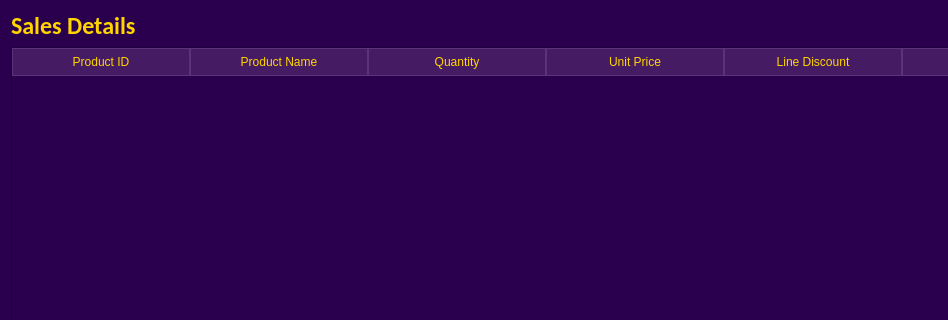
codenoobie25/ThunderCats, file UI/Transaction_expand.ui: the form before one commit; both pictures show x 0 to 948 and y 0 to 320 of the 1089 by 480 pixel window.
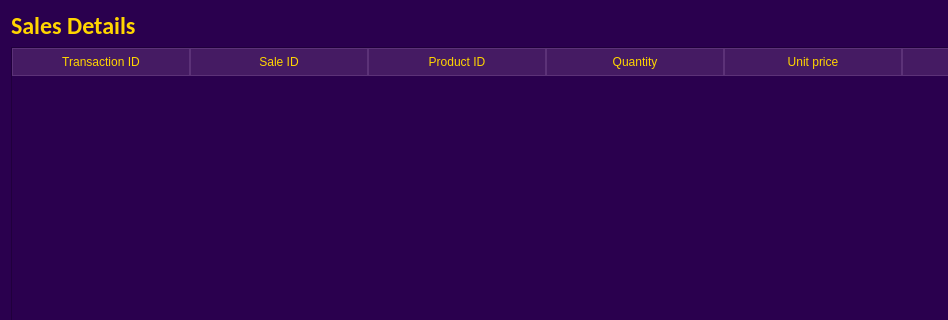
The form after the commit. Icons and pictures are not drawn.

The edit to the form file:
```diff
--- a/UI/Transaction_expand.ui
+++ b/UI/Transaction_expand.ui
@@ -538,16 +538,21 @@
      <attribute name="verticalHeaderVisible">
       <bool>false</bool>
      </attribute>
+     <column>
+      <property name="text">
+       <string>Transaction ID</string>
+      </property>
+     </column>
+     <column>
+      <property name="text">
+       <string>Sale ID</string>
+      </property>
+     </column>
      <column>
       <property name="text">
        <string>Product ID</string>
       </property>
      </column>
-     <column>
-      <property name="text">
-       <string>Product Name</string>
-      </property>
-     </column>
      <column>
       <property name="text">
        <string>Quantity</string>
@@ -555,12 +560,7 @@
      </column>
      <column>
       <property name="text">
-       <string>Unit Price</string>
-      </property>
-     </column>
-     <column>
-      <property name="text">
-       <string>Line Discount</string>
+       <string>Unit price</string>
       </property>
      </column>
      <column>
```
